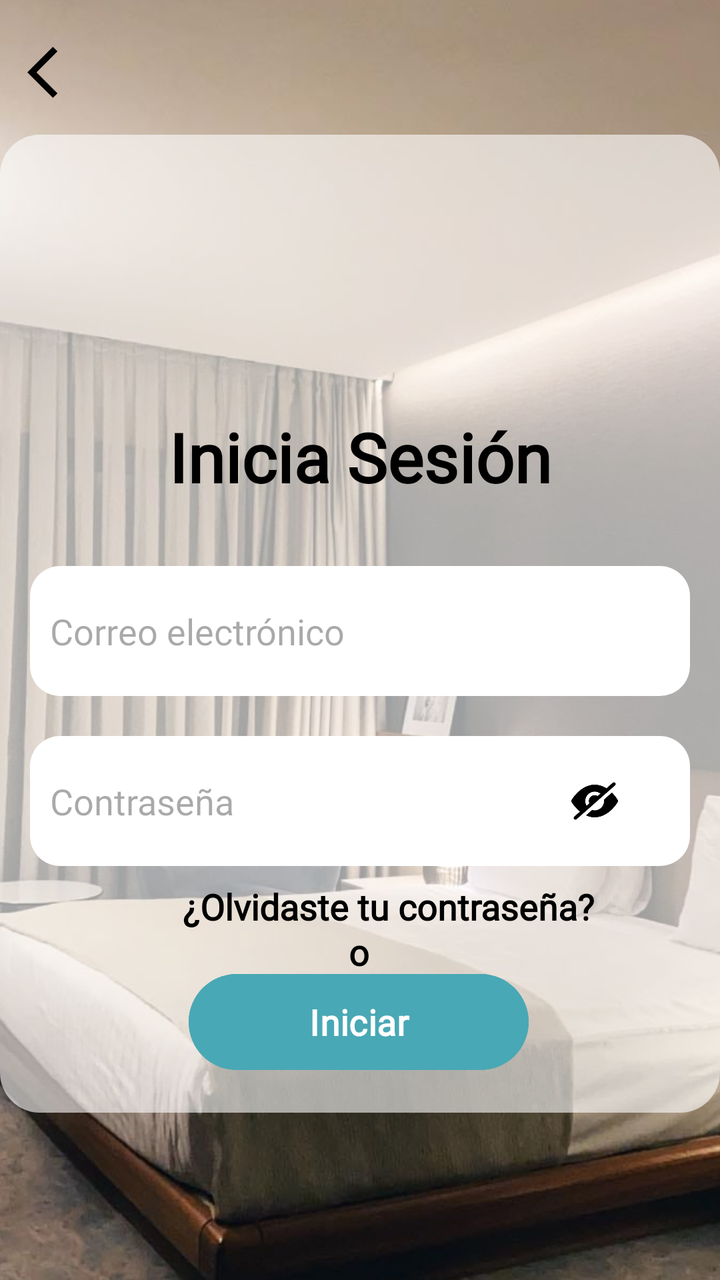
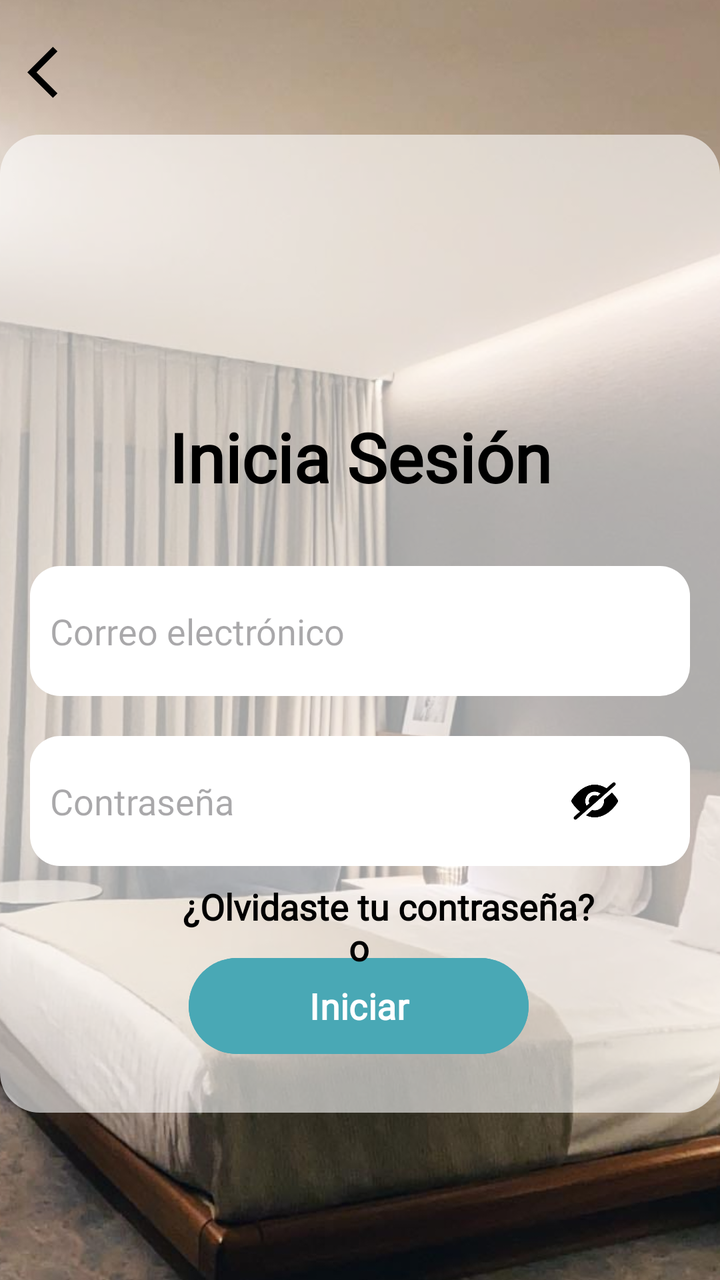

An Android layout rendered at two revisions. The XML below is the earlier revision; the diff shows what the commit changed to produce the second picture.
<!-- AndroidManifest.xml: application theme Theme.GoStay -->
<!-- res/layout/activity_iniciar_sesion.xml -->
<?xml version="1.0" encoding="utf-8"?>
<androidx.constraintlayout.widget.ConstraintLayout xmlns:android="http://schemas.android.com/apk/res/android"
    xmlns:app="http://schemas.android.com/apk/res-auto"
    xmlns:tools="http://schemas.android.com/tools"
    android:id="@+id/main"
    android:layout_width="match_parent"
    android:layout_height="match_parent"
    android:backgroundTint="#49A8B5"
    tools:context=".activity_iniciar_sesion">

    <ImageView
        android:id="@+id/imvIniciarGoogle"
        android:layout_width="40dp"
        android:layout_height="29dp"
        app:layout_constraintBottom_toTopOf="@+id/btnIniciar"
        app:layout_constraintEnd_toEndOf="parent"
        app:layout_constraintHorizontal_bias="0.498"
        app:layout_constraintStart_toStartOf="parent"
        app:srcCompat="@drawable/ic_google" />

    <ImageView
        android:id="@+id/imageView6"
        android:layout_width="479dp"
        android:layout_height="870dp"
        app:layout_constraintBottom_toBottomOf="parent"
        app:layout_constraintEnd_toEndOf="parent"
        app:layout_constraintStart_toStartOf="parent"
        app:layout_constraintTop_toTopOf="parent"
        app:srcCompat="@drawable/fondo_registrarse" />

    <ImageView
        android:id="@+id/imvAtrasc"
        android:layout_width="31dp"
        android:layout_height="36dp"
        app:layout_constraintBottom_toBottomOf="parent"
        app:layout_constraintEnd_toEndOf="parent"
        app:layout_constraintHorizontal_bias="0.042"
        app:layout_constraintStart_toStartOf="parent"
        app:layout_constraintTop_toTopOf="parent"
        app:layout_constraintVertical_bias="0.03"
        app:srcCompat="@drawable/ic_back" />


    <ImageView
        android:id="@+id/imageView2"
        android:layout_width="360dp"
        android:layout_height="489dp"
        app:layout_constraintBottom_toBottomOf="parent"
        app:layout_constraintEnd_toEndOf="parent"
        app:layout_constraintHorizontal_bias="0.495"
        app:layout_constraintStart_toStartOf="parent"
        app:layout_constraintTop_toTopOf="parent"
        app:layout_constraintVertical_bias="0.446"
        app:srcCompat="@drawable/cuadrotransparente" />

    <TextView
        android:id="@+id/textView14"
        android:layout_width="wrap_content"
        android:layout_height="wrap_content"
        android:layout_marginTop="124dp"
        android:fontFamily="@font/poppins"
        android:text="@string/iniciosesion"
        android:textColor="#000000"
        android:textSize="34sp"
        android:textStyle="bold"
        android:tooltipText="popp"
        app:layout_constraintBottom_toTopOf="@+id/txtCorreoRecu"
        app:layout_constraintEnd_toEndOf="parent"
        app:layout_constraintStart_toStartOf="parent"
        app:layout_constraintTop_toTopOf="@+id/imageView6"
        app:layout_constraintVertical_bias="0.86" />

    <TextView
        android:id="@+id/txtOlvidasteContrasena"
        android:layout_width="wrap_content"
        android:layout_height="wrap_content"
        android:layout_marginTop="8dp"
        android:fontFamily="@font/poppins"
        android:text="@string/olvidastecontra"
        android:textColor="#000000"
        android:textSize="18sp"
        android:textStyle="bold"
        app:layout_constraintEnd_toEndOf="parent"
        app:layout_constraintHorizontal_bias="0.594"
        app:layout_constraintStart_toStartOf="parent"
        app:layout_constraintTop_toBottomOf="@+id/txtContrasenaIniciarSesion" />

    <Button
        android:id="@+id/btnIniciar"
        android:layout_width="170dp"
        android:layout_height="56dp"
        android:layout_marginBottom="216dp"
        android:backgroundTint="#49A8B5"
        android:fontFamily="@font/poppinsemibold"
        android:text="@string/Iniciar"
        android:textSize="18sp"
        android:textStyle="bold"
        app:layout_constraintBottom_toBottomOf="@+id/imageView6"
        app:layout_constraintEnd_toEndOf="parent"
        app:layout_constraintHorizontal_bias="0.497"
        app:layout_constraintStart_toStartOf="parent" />

    <EditText
        android:id="@+id/txtCorreoRecu"
        android:layout_width="330dp"
        android:layout_height="65dp"
        android:layout_marginBottom="20dp"
        android:background="@drawable/cuadritos_registrarse"
        android:ems="10"
        android:fontFamily="@font/poppins"
        android:hint="@string/correoelectro"
        android:inputType="text"
        android:textSize="18sp"
        app:layout_constraintBottom_toTopOf="@+id/txtContrasenaIniciarSesion"
        app:layout_constraintEnd_toEndOf="parent"
        app:layout_constraintHorizontal_bias="0.497"
        app:layout_constraintStart_toStartOf="parent" />

    <EditText
        android:id="@+id/txtContrasenaIniciarSesion"
        android:layout_width="330dp"
        android:layout_height="65dp"
        android:layout_marginTop="368dp"
        android:background="@drawable/cuadritos_registrarse"
        android:ems="10"
        android:fontFamily="@font/poppins"
        android:hint="@string/Contraseña"
        android:inputType="textPassword"
        android:textSize="18sp"
        app:layout_constraintEnd_toEndOf="parent"
        app:layout_constraintHorizontal_bias="0.497"
        app:layout_constraintStart_toStartOf="parent"
        app:layout_constraintTop_toTopOf="parent" />

    <TextView
        android:id="@+id/textView7"
        android:layout_width="32dp"
        android:layout_height="24dp"
        android:fontFamily="@font/poppins"
        android:text="@string/o"
        android:textAlignment="center"
        android:textColor="#000000"
        android:textSize="18sp"
        android:textStyle="bold"
        app:layout_constraintBottom_toTopOf="@+id/btnIniciar"
        app:layout_constraintEnd_toEndOf="parent"
        app:layout_constraintHorizontal_bias="0.498"
        app:layout_constraintStart_toStartOf="parent"
        app:layout_constraintTop_toBottomOf="@+id/txtOlvidasteContrasena"
        app:layout_constraintVertical_bias="0.287" />

    <ImageView
        android:id="@+id/imvIniciarconGoogle"
        android:layout_width="42dp"
        android:layout_height="28dp"
        android:layout_marginTop="12dp"
        app:layout_constraintBottom_toBottomOf="@+id/imvIniciarGoogle"
        app:layout_constraintEnd_toEndOf="parent"
        app:layout_constraintHorizontal_bias="0.495"
        app:layout_constraintStart_toStartOf="parent"
        app:layout_constraintTop_toBottomOf="@+id/textView7"
        app:layout_constraintVertical_bias="0.0"
        app:srcCompat="@drawable/ic_google" />

    <ImageView
        android:id="@+id/imvVerContra3"
        android:layout_width="28dp"
        android:layout_height="31dp"
        app:layout_constraintBottom_toBottomOf="@+id/txtContrasenaIniciarSesion"
        app:layout_constraintEnd_toEndOf="@+id/txtContrasenaIniciarSesion"
        app:layout_constraintHorizontal_bias="0.888"
        app:layout_constraintStart_toStartOf="@+id/txtContrasenaIniciarSesion"
        app:layout_constraintTop_toTopOf="@+id/txtContrasenaIniciarSesion"
        app:srcCompat="@drawable/ojocerrado" />

</androidx.constraintlayout.widget.ConstraintLayout>
<!-- resources referenced by this layout -->
<resources>
  <!-- drawable cuadritos_registrarse (drawable) -->
  <?xml version="1.0" encoding="utf-8"?>
  <shape xmlns:android="http://schemas.android.com/apk/res/android" android:shape="rectangle">
      <padding android:bottom="10sp"
          android:left="10sp"
          android:right="10sp"
          android:top="10sp"/>
      <corners android:radius="15dp"/>
      <solid android:color="@color/white"></solid>
  </shape>
  <!-- drawable cuadrotransparente (drawable) -->
  <?xml version="1.0" encoding="utf-8"?>
  <shape xmlns:android="http://schemas.android.com/apk/res/android">
      <solid android:color="#99FFFFFF"/>
      <corners android:radius="20dp"/>
  </shape>
  <!-- drawable fondo_registrarse: jpg bitmap (drawable, 101792 bytes) -->
  <!-- drawable ic_back (drawable) -->
  <vector xmlns:android="http://schemas.android.com/apk/res/android" android:autoMirrored="true" android:height="24dp" android:tint="#000000" android:viewportHeight="24" android:viewportWidth="24" android:width="24dp">
        
      <path android:fillColor="@android:color/white" android:pathData="M11.67,3.87L9.9,2.1 0,12l9.9,9.9 1.77,-1.77L3.54,12z"/>
      
  </vector>
  <!-- drawable ic_google: png bitmap (drawable, 8384 bytes) -->
  <!-- drawable ojocerrado: png bitmap (drawable, 7057 bytes) -->
  <string name="Iniciar">Iniciar</string>
  <string name="correoelectro">Correo electrónico</string>
  <string name="iniciosesion">Inicia Sesión</string>
  <string name="o">o</string>
  <string name="olvidastecontra">¿Olvidaste tu contraseña?</string>
  <style name="Theme.GoStay" parent="Base.Theme.GoStay" />
  <color name="white">#FFFFFFFF</color>
  <style name="Base.Theme.GoStay" parent="Theme.Material3.DayNight.NoActionBar">
          
          
      </style>
</resources>

<!-- the commit's change to res/layout/activity_iniciar_sesion.xml (unified diff, before → after) -->
@@ -89,7 +89,7 @@
         android:id="@+id/btnIniciar"
         android:layout_width="170dp"
         android:layout_height="56dp"
-        android:layout_marginBottom="216dp"
+        android:layout_marginBottom="224dp"
         android:backgroundTint="#49A8B5"
         android:fontFamily="@font/poppinsemibold"
         android:text="@string/Iniciar"
